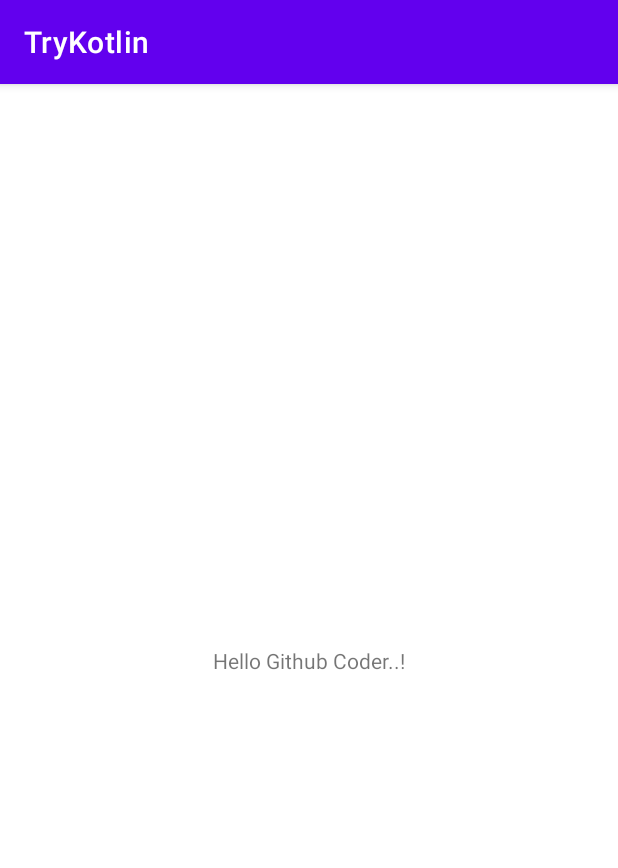
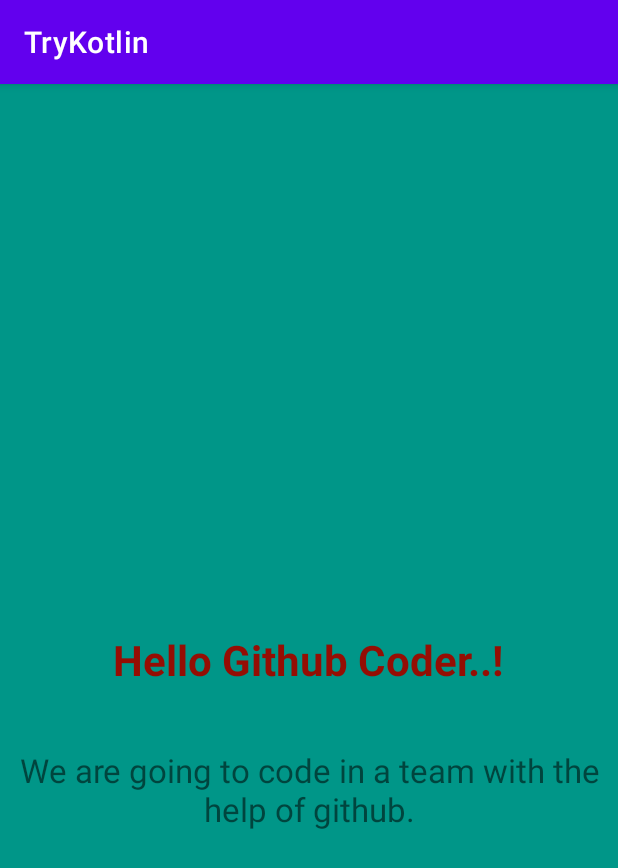
Before and after one commit to badrulalamakij/TryKotlinInAndroid, an Android app: the screen it shows after launch (MainActivity), on a phone screen of 412 x 824 dp. Shown: the top 868 px of the screen. Run offline under Robolectric (Android 15) with nearby library versions, the phone set to English and light mode, and no system bars.

Commit message:
change background and font size of xml file

```diff
--- a/app/src/main/res/layout/activity_main.xml
+++ b/app/src/main/res/layout/activity_main.xml
@@ -1,18 +1,34 @@
 <?xml version="1.0" encoding="utf-8"?>
-<androidx.constraintlayout.widget.ConstraintLayout xmlns:android="http://schemas.android.com/apk/res/android"
+<RelativeLayout xmlns:android="http://schemas.android.com/apk/res/android"
     xmlns:app="http://schemas.android.com/apk/res-auto"
     xmlns:tools="http://schemas.android.com/tools"
     android:layout_width="match_parent"
     android:layout_height="match_parent"
-    tools:context=".MainActivity">
+    tools:context=".MainActivity"
+    android:background="#009688"
+    >
+
+    <TextView
+        android:id="@+id/tvHello"
+        android:layout_width="wrap_content"
+        android:layout_height="wrap_content"
+        android:text="Hello Github Coder..!"
+        android:textSize="28sp"
+        android:textStyle="bold"
+        android:textColor="#950E04"
+        android:layout_centerInParent="true"
+        android:padding="10dp"
+        />
 
     <TextView
         android:layout_width="wrap_content"
         android:layout_height="wrap_content"
-        android:text="Hello Github Coder..!"
-        app:layout_constraintBottom_toBottomOf="parent"
-        app:layout_constraintEnd_toEndOf="parent"
-        app:layout_constraintStart_toStartOf="parent"
-        app:layout_constraintTop_toTopOf="parent" />
+        android:text="We are going to code in a team with the help of github."
+        android:textSize="22sp"
+        android:layout_below="@+id/tvHello"
+        android:textAlignment="center"
+        android:padding="10dp"
+        android:layout_marginTop="20dp"
+        />
 
-</androidx.constraintlayout.widget.ConstraintLayout>
+</RelativeLayout>
```
